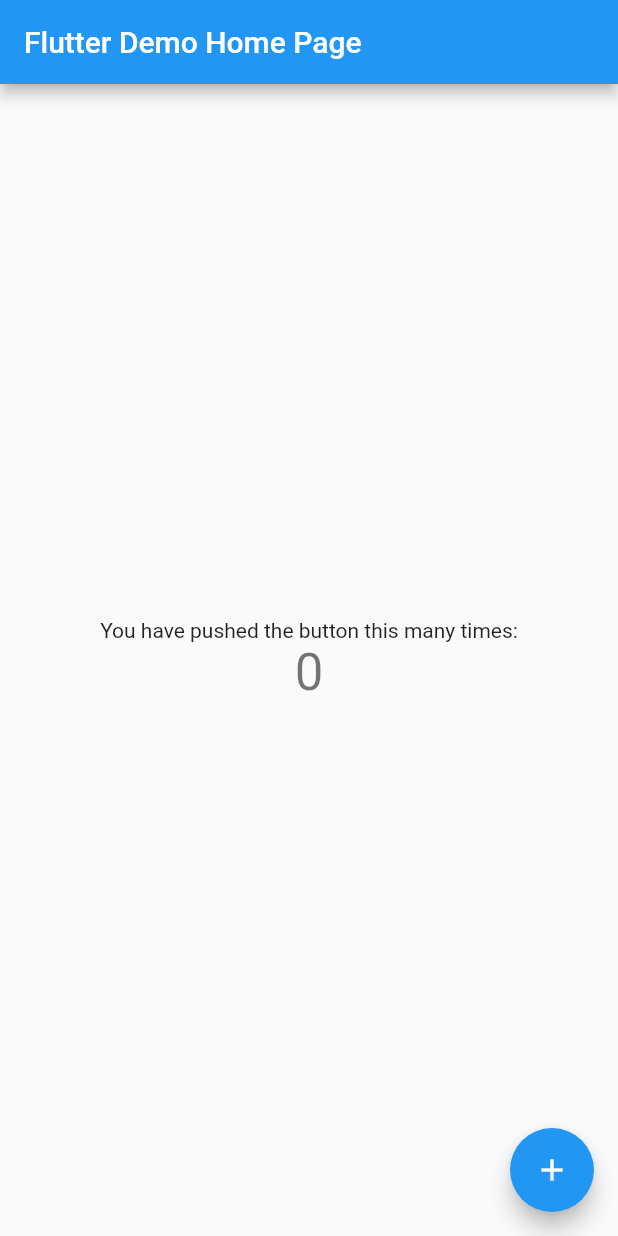
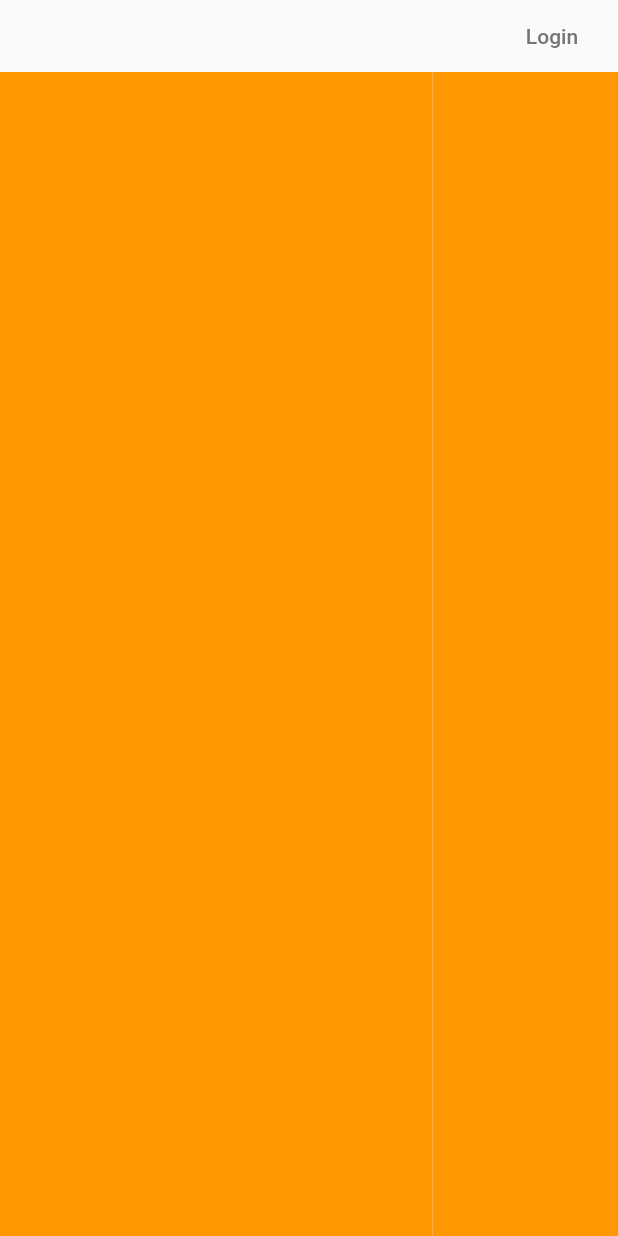
Before and after one commit to DizzyMelo/oficina, a Flutter app: the screen it shows after launch, on a phone screen of 412 x 824 dp. Run offline on Flutter 3.47's test engine with Material 2 defaults, Android fonts, the phone set to English and light mode, and no system bars.

Commit message:
telas iniciais

```diff
--- a/lib/main.dart
+++ b/lib/main.dart
@@ -1,4 +1,7 @@
 import 'package:flutter/material.dart';
+import 'package:oficina/view/land_view.dart';
+import 'package:oficina/view/login_view.dart';
+import 'package:oficina/view/main_view.dart';
 
 void main() {
   runApp(MyApp());
@@ -9,109 +12,18 @@ class MyApp extends StatelessWidget {
   @override
   Widget build(BuildContext context) {
     return MaterialApp(
+      debugShowCheckedModeBanner: false,
       title: 'Flutter Demo',
       theme: ThemeData(
-        // This is the theme of your application.
-        //
-        // Try running your application with "flutter run". You'll see the
-        // application has a blue toolbar. Then, without quitting the app, try
-        // changing the primarySwatch below to Colors.green and then invoke
-        // "hot reload" (press "r" in the console where you ran "flutter run",
-        // or simply save your changes to "hot reload" in a Flutter IDE).
-        // Notice that the counter didn't reset back to zero; the application
-        // is not restarted.
         primarySwatch: Colors.blue,
-        // This makes the visual density adapt to the platform that you run
-        // the app on. For desktop platforms, the controls will be smaller and
-        // closer together (more dense) than on mobile platforms.
         visualDensity: VisualDensity.adaptivePlatformDensity,
       ),
-      home: MyHomePage(title: 'Flutter Demo Home Page'),
+      //home: ,
+      routes: {
+        "/" : (_) => LandView(),
+        "/login" : (_) => LoginView(),
+        "/main" : (_) => MainView(),
+      },
     );
   }
 }
-
-class MyHomePage extends StatefulWidget {
-  MyHomePage({Key key, this.title}) : super(key: key);
-
-  // This widget is the home page of your application. It is stateful, meaning
-  // that it has a State object (defined below) that contains fields that affect
-  // how it looks.
-
-  // This class is the configuration for the state. It holds the values (in this
-  // case the title) provided by the parent (in this case the App widget) and
-  // used by the build method of the State. Fields in a Widget subclass are
-  // always marked "final".
-
-  final String title;
-
-  @override
-  _MyHomePageState createState() => _MyHomePageState();
-}
-
-class _MyHomePageState extends State<MyHomePage> {
-  int _counter = 0;
-
-  void _incrementCounter() {
-    setState(() {
-      // This call to setState tells the Flutter framework that something has
-      // changed in this State, which causes it to rerun the build method below
-      // so that the display can reflect the updated values. If we changed
-      // _counter without calling setState(), then the build method would not be
-      // called again, and so nothing would appear to happen.
-      _counter++;
-    });
-  }
-
-  @override
-  Widget build(BuildContext context) {
-    // This method is rerun every time setState is called, for instance as done
-    // by the _incrementCounter method above.
-    //
-    // The Flutter framework has been optimized to make rerunning build methods
-    // fast, so that you can just rebuild anything that needs updating rather
-    // than having to individually change instances of widgets.
-    return Scaffold(
-      appBar: AppBar(
-        // Here we take the value from the MyHomePage object that was created by
-        // the App.build method, and use it to set our appbar title.
-        title: Text(widget.title),
-      ),
-      body: Center(
-        // Center is a layout widget. It takes a single child and positions it
-        // in the middle of the parent.
-        child: Column(
-          // Column is also a layout widget. It takes a list of children and
-          // arranges them vertically. By default, it sizes itself to fit its
-          // children horizontally, and tries to be as tall as its parent.
-          //
-          // Invoke "debug painting" (press "p" in the console, choose the
-          // "Toggle Debug Paint" action from the Flutter Inspector in Android
-          // Studio, or the "Toggle Debug Paint" command in Visual Studio Code)
-          // to see the wireframe for each widget.
-          //
-          // Column has various properties to control how it sizes itself and
-          // how it positions its children. Here we use mainAxisAlignment to
-          // center the children vertically; the main axis here is the vertical
-          // axis because Columns are vertical (the cross axis would be
-          // horizontal).
-          mainAxisAlignment: MainAxisAlignment.center,
-          children: <Widget>[
-            Text(
-              'You have pushed the button this many times:',
-            ),
-            Text(
-              '$_counter',
-              style: Theme.of(context).textTheme.headline4,
-            ),
-          ],
-        ),
-      ),
-      floatingActionButton: FloatingActionButton(
-        onPressed: _incrementCounter,
-        tooltip: 'Increment',
-        child: Icon(Icons.add),
-      ), // This trailing comma makes auto-formatting nicer for build methods.
-    );
-  }
-}
--- /dev/null
+++ b/lib/shared/style.dart
@@ -0,0 +1,10 @@
+import 'package:flutter/material.dart';
+
+class Style {
+  static Color primary = new Color.fromRGBO(0, 153, 255, 1);
+
+
+
+
+  static TextStyle loginButton = TextStyle(color: Colors.grey[600]);
+}
--- /dev/null
+++ b/lib/view/land_view.dart
@@ -0,0 +1,47 @@
+import 'package:flutter/material.dart';
+import 'package:oficina/shared/style.dart';
+
+class LandView extends StatefulWidget {
+  @override
+  _LandViewState createState() => _LandViewState();
+}
+
+class _LandViewState extends State<LandView> {
+  @override
+  Widget build(BuildContext context) {
+    Size screen = MediaQuery.of(context).size;
+    return Scaffold(
+        //backgroundColor: Style.primary,
+        body: SingleChildScrollView(
+      child: Container(
+          child: Column(
+        children: [
+          Align(
+              alignment: Alignment.centerRight,
+              child: FlatButton(
+                  onPressed: () {
+                    Navigator.pushNamed(context, '/login');
+                  },
+                  child: Text(
+                    "Login",
+                    style: Style.loginButton,
+                  ))),
+          Row(
+            children: [
+              Container(
+                height: screen.height,
+                width: screen.width * 0.7,
+                color: Colors.orange,
+              ),
+              Container(
+                height: screen.height,
+                width: screen.width * 0.3,
+                color: Colors.orange,
+              ),
+            ],
+          ),
+        ],
+      )),
+    ));
+  }
+}
```
Also changed, not shown: lib/view/login_view.dart (added, +74 -0 lines), lib/view/main_view.dart (added, +15 -0 lines).
